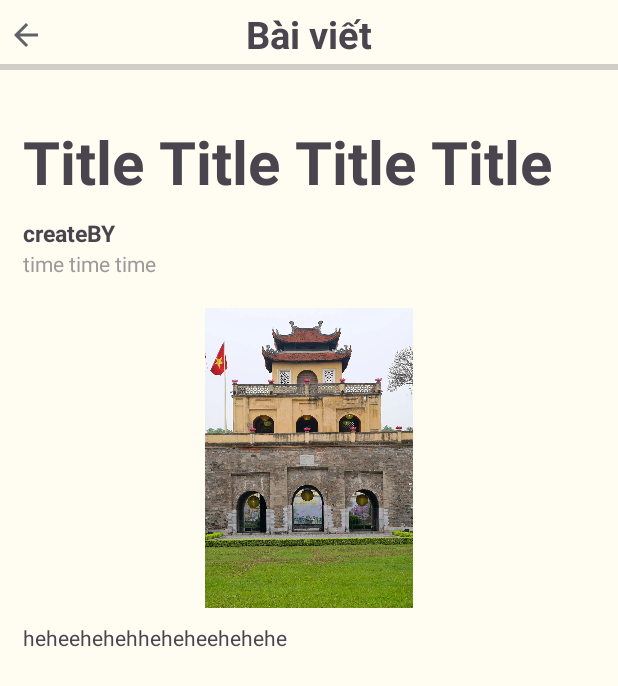
After one commit to lenghia100703/Imperial-Citadel-of-Thang-Long-mobileapp, an Android app built with Jetpack Compose: the layout article_info.xml on its own in the app's theme, with its tools: preview values and no code run, on a phone screen of 412 x 824 dp. The commit adds this screen. Shown: the top 686 px of the screen. Run offline under Robolectric (Android 15) with nearby library versions, the phone set to English and light mode, and no system bars.

Commit message:
Merge branch 'master' of D:\Imperial-Citadel-of-Thang-Long-mobileapp with conflicts.

```diff
--- a/app/src/main/java/com/example/mobileappui/presentation/home/NavBar.kt
+++ b/app/src/main/java/com/example/mobileappui/presentation/home/NavBar.kt
@@ -35,6 +35,7 @@ import com.example.mobileappui.route.Search
 import com.example.mobileappui.colorButtons.BellColorButton
 import com.example.mobileappui.colorButtons.ButtonBackground
 import com.example.mobileappui.databinding.ActivityMainBinding
+import com.example.mobileappui.presentation.viewArticle.News
 import com.exyte.animatednavbar.AnimatedNavigationBar
 import com.exyte.animatednavbar.animation.balltrajectory.Parabolic
 import com.exyte.animatednavbar.animation.indendshape.Height
@@ -87,7 +88,7 @@ class NavBar : Fragment() {
                                 //chuyển hướng
                                 when(dropletButtons[selectedItem].description) {
                                     "Person" -> {
-                                        replaceFragment(Account())
+                                        replaceFragment(News())
 
                                         //intent.putExtra("openMenu", "close")
                                     }
--- a/app/src/main/java/com/example/mobileappui/retrofit/ApiClient.kt
+++ b/app/src/main/java/com/example/mobileappui/retrofit/ApiClient.kt
@@ -16,7 +16,7 @@ import retrofit2.converter.gson.GsonConverterFactory
 
 object ApiClient {
     private const val host = "192.168.1.16" // check in terminal run command ipconfig -> host = ipv4 address
-    private const val apiURL = "http://${host}:8888/api"
+    private const val apiURL = "https://${host}:8888/api/"
 
     private val retrofit: Retrofit by lazy {
         Retrofit.Builder()
--- a/app/src/main/java/com/example/mobileappui/route/Home.kt
+++ b/app/src/main/java/com/example/mobileappui/route/Home.kt
@@ -6,6 +6,7 @@ import android.view.View
 import android.view.ViewGroup
 import androidx.fragment.app.Fragment
 import com.example.mobileappui.R
+import com.example.mobileappui.retrofit.ApiClient
 
 private const val ARG_PARAM1 = "param1"
 private const val ARG_PARAM2 = "param2"
--- /dev/null
+++ b/app/src/main/res/drawable/back.xml
@@ -0,0 +1,9 @@
+<vector xmlns:android="http://schemas.android.com/apk/res/android"
+    android:width="24dp"
+    android:height="24dp"
+    android:viewportWidth="960"
+    android:viewportHeight="960">
+  <path
+      android:pathData="m313,520 l224,224 -57,56 -320,-320 320,-320 57,56 -224,224h487v80L313,520Z"
+      android:fillColor="#5f6368"/>
+</vector>
--- /dev/null
+++ b/app/src/main/res/layout/article_info.xml
@@ -0,0 +1,89 @@
+<?xml version="1.0" encoding="utf-8"?>
+<androidx.constraintlayout.widget.ConstraintLayout xmlns:android="http://schemas.android.com/apk/res/android"
+    xmlns:app="http://schemas.android.com/apk/res-auto"
+    xmlns:tools="http://schemas.android.com/tools"
+    android:layout_width="match_parent"
+    android:layout_height="match_parent"
+    android:background="@color/floral_white">
+
+    <FrameLayout
+        android:id="@+id/frameLayout"
+        android:layout_width="match_parent"
+        android:layout_height="50dp"
+        tools:ignore="MissingConstraints">
+
+        <Button
+            android:layout_width="30dp"
+            android:layout_height="30dp"
+            android:layout_marginStart="5dp"
+            android:layout_marginTop="8dp"
+            android:background="@color/transparent"
+            android:drawableLeft="@drawable/back"
+            android:padding="0dp" />
+
+        <TextView
+            android:layout_width="wrap_content"
+            android:layout_height="wrap_content"
+            android:layout_gravity="center_horizontal"
+            android:layout_marginTop="5dp"
+            android:text="Bài viết"
+            android:textStyle="bold"
+            android:textSize="25sp" />
+
+        <ProgressBar
+            android:id="@+id/progressBar"
+            style="?android:attr/progressBarStyleHorizontal"
+            android:layout_width="match_parent"
+            android:layout_height="wrap_content"
+            android:layout_gravity="bottom"
+            android:layout_marginTop="40dp"
+            android:indeterminate="false"
+            android:max="100" />
+    </FrameLayout>
+
+    <ScrollView
+        android:id="@+id/scrollViewArticle"
+        android:layout_width="match_parent"
+        android:layout_height="0dp"
+        app:layout_constraintTop_toBottomOf="@+id/frameLayout"
+        app:layout_constraintBottom_toBottomOf="parent"
+        android:padding="15dp">
+
+        <LinearLayout
+            android:layout_width="match_parent"
+            android:layout_height="match_parent"
+            android:orientation="vertical">
+            <TextView
+                android:layout_width="wrap_content"
+                android:layout_height="wrap_content"
+                android:layout_marginTop="15dp"
+                android:text="Title Title Title Title"
+                android:textStyle="bold"
+                android:textSize="40sp"/>
+            <TextView
+                android:layout_width="wrap_content"
+                android:layout_height="wrap_content"
+                android:layout_marginTop="10dp"
+                android:text="createBY"
+                android:textSize="15dp"
+                android:textStyle="bold"/>
+            <TextView
+                android:layout_width="wrap_content"
+                android:layout_height="wrap_content"
+                android:text="time time time"
+                android:textColor="#9c9a9a"/>
+
+            <ImageView
+                android:layout_width="match_parent"
+                android:layout_height="200dp"
+                android:layout_marginTop="20dp"
+                android:padding="0dp"
+                android:src="@drawable/doanmon" />
+            <TextView
+                android:layout_width="match_parent"
+                android:layout_height="wrap_content"
+                android:layout_marginTop="10dp"
+                android:text="heheehehehheheheehehehe"/>
+        </LinearLayout>
+    </ScrollView>
+</androidx.constraintlayout.widget.ConstraintLayout>
--- a/app/src/main/res/layout/fragment_menu.xml
+++ b/app/src/main/res/layout/fragment_menu.xml
@@ -62,7 +62,7 @@
 
                     android:backgroundTint="@drawable/btn_color_state"
                     android:drawableTop="@drawable/multi_choice"
-                    android:text="Q&amp;A"
+                    android:text="Quiz"
                     android:textColor="@color/black"/>
             </LinearLayout>
 
--- a/app/src/main/res/values/themes.xml
+++ b/app/src/main/res/values/themes.xml
@@ -2,7 +2,7 @@
     <!-- Base application theme. -->
     <style name="Base.Theme.MobileAppUi" parent="Theme.Material3.DayNight.NoActionBar">
         <!-- Customize your light theme here. -->
-        <item name="colorPrimary">@color/white</item>
+        <item name="colorPrimary">@color/floral_white</item>
         <item name="android:windowLightStatusBar">true</item>
     </style>
 
--- /dev/null
+++ b/app/src/main/res/xml/network_security_config.xml
@@ -0,0 +1,5 @@
+<network-security-config>
+    <domain-config cleartextTrafficPermitted="true">
+        <domain includeSubdomains="true">192.168.1.16</domain>
+    </domain-config>
+</network-security-config>
```
Also changed, not shown: app/src/main/java/com/example/mobileappui/presentation/viewArticle/News.kt (added, +39 -0 lines), app/src/main/java/com/example/mobileappui/route/Menu.kt (+16 -3 lines), app/src/main/java/com/example/mobileappui/route/QnAScreen.kt (added, +43 -0 lines), app/src/main/java/com/example/mobileappui/route/Search.kt (+65 -3 lines), app/src/main/res/drawable/left_search.xml (added, +8 -0 lines), app/src/main/res/drawable/left_searchselect.xml (added, +8 -0 lines), app/src/main/res/drawable/right_search.xml (added, +8 -0 lines), app/src/main/res/drawable/right_searchselect.xml (added, +8 -0 lines), app/src/main/res/layout/fragment_search.xml (+96 -38 lines), app/src/main/res/layout/qna_screen.xml (added, +90 -0 lines), 1 other file.
